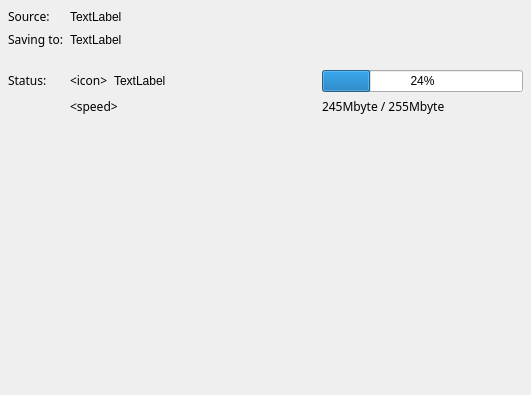
Before: the Qt Designer form ui/transferdetailsfrm.ui in KDE/kget, drawn with Qt 5.
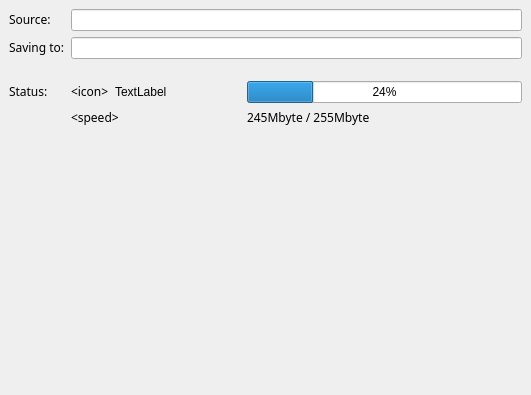
After: the same form once the commit is applied.

Commit message: Substitute in the TransferDetails class the QLabels indicating the source and dest url with who QLineEdit objects. In this way we have this widget finally resizing correctly and we let the user select the url (which is IMHO pretty important)

What changed in the file:
```diff
--- a/ui/transferdetailsfrm.ui
+++ b/ui/transferdetailsfrm.ui
@@ -17,11 +17,18 @@
   </property>
   <layout class="QGridLayout" >
    <property name="margin" >
-    <number>8</number>
+    <number>9</number>
    </property>
    <property name="spacing" >
     <number>6</number>
    </property>
+   <item row="1" column="1" colspan="3" >
+    <widget class="QLineEdit" name="destContentEdit" >
+     <property name="readOnly" >
+      <bool>true</bool>
+     </property>
+    </widget>
+   </item>
    <item row="3" column="2" >
     <widget class="QLabel" name="statusTextContentLabel" >
      <property name="text" >
@@ -57,35 +64,8 @@
      <property name="value" >
       <number>24</number>
      </property>
-    </widget>
-   </item>
-   <item row="0" column="1" colspan="3" >
-    <widget class="QLabel" name="sourceContentLabel" >
-     <property name="sizePolicy" >
-      <sizepolicy>
-       <hsizetype>5</hsizetype>
-       <vsizetype>5</vsizetype>
-       <horstretch>10</horstretch>
-       <verstretch>0</verstretch>
-      </sizepolicy>
-     </property>
-     <property name="text" >
-      <string>TextLabel</string>
-     </property>
-    </widget>
-   </item>
-   <item row="1" column="1" colspan="3" >
-    <widget class="QLabel" name="destContentLabel" >
-     <property name="sizePolicy" >
-      <sizepolicy>
-       <hsizetype>5</hsizetype>
-       <vsizetype>5</vsizetype>
-       <horstretch>10</horstretch>
-       <verstretch>0</verstretch>
-      </sizepolicy>
-     </property>
-     <property name="text" >
-      <string>TextLabel</string>
+     <property name="orientation" >
+      <enum>Qt::Horizontal</enum>
      </property>
     </widget>
    </item>
@@ -165,7 +145,17 @@
       </sizepolicy>
      </property>
      <property name="text" >
-      <string>&lt;html>&lt;head>&lt;meta name=&quot;qrichtext&quot; content=&quot;1&quot; />&lt;/head>&lt;body style=&quot; white-space: pre-wrap; font-family:Sans Serif; font-weight:400; font-style:normal; text-decoration:none;&quot;>&lt;p style=&quot; margin-top:0px; margin-bottom:0px; margin-left:0px; margin-right:0px; -qt-block-indent:0; text-indent:0px;&quot;>&lt;span style=&quot; color:#000000;&quot;>&amp;lt;speed&amp;gt;&lt;/span>&lt;/p>&lt;/body>&lt;/html></string>
+      <string>&lt;html>&lt;head>&lt;meta name="qrichtext" content="1" />&lt;/head>&lt;body style=" white-space: pre-wrap; font-family:Sans Serif; font-weight:400; font-style:normal; text-decoration:none;">&lt;p style=" margin-top:0px; margin-bottom:0px; margin-left:0px; margin-right:0px; -qt-block-indent:0; text-indent:0px;">&lt;span style=" color:#000000;">&amp;lt;speed&amp;gt;&lt;/span>&lt;/p>&lt;/body>&lt;/html></string>
+     </property>
+    </widget>
+   </item>
+   <item row="0" column="1" colspan="3" >
+    <widget class="QLineEdit" name="sourceContentEdit" >
+     <property name="autoFillBackground" >
+      <bool>false</bool>
+     </property>
+     <property name="readOnly" >
+      <bool>true</bool>
      </property>
     </widget>
    </item>
```
Left out of the diff: 10 changed lines with no effect on the pictures. The commit also changes 3 other files.
